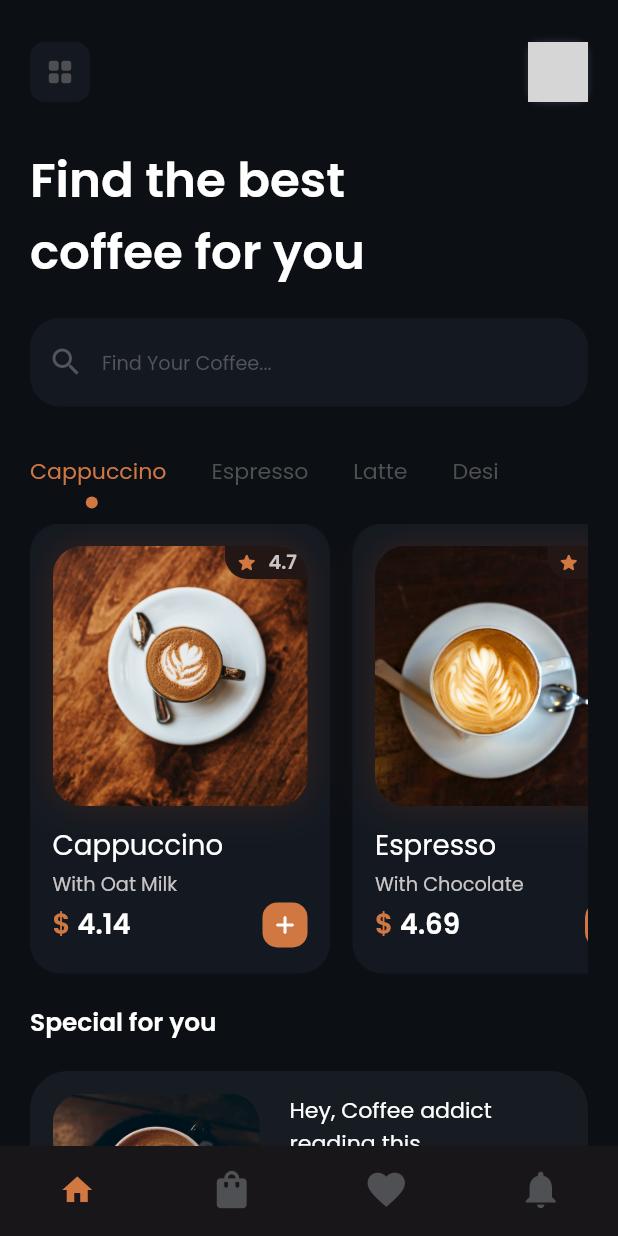
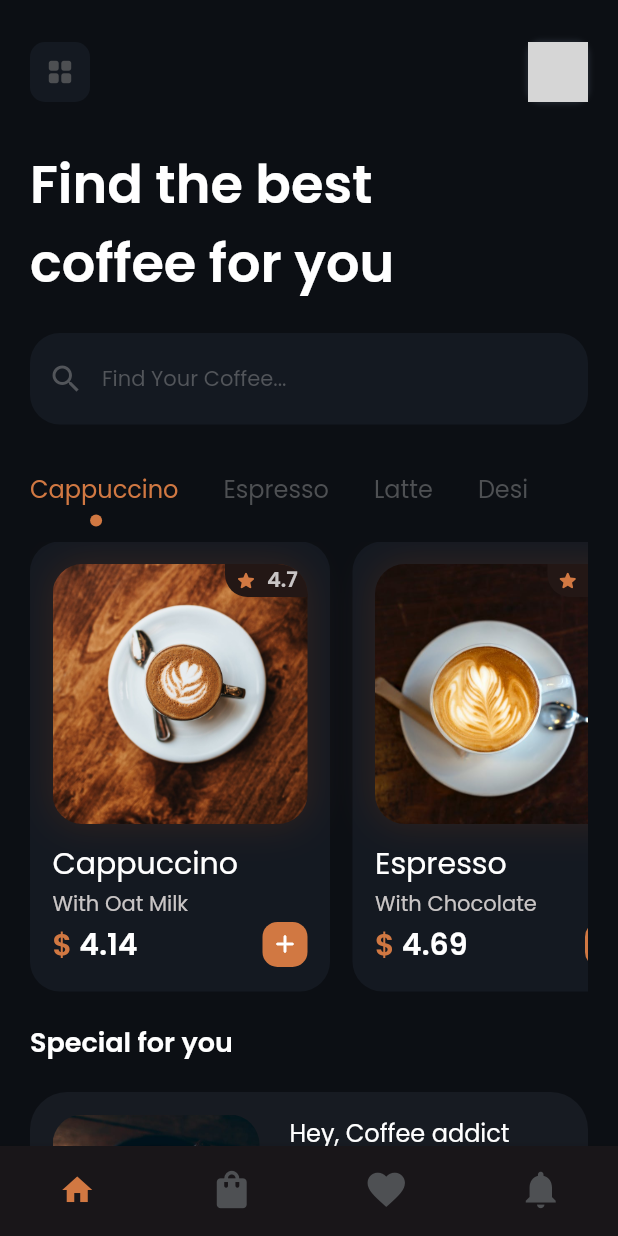
Before and after one commit to zyllus17/coffee_app_ui, a Flutter app: the screen it shows after launch, on a phone screen of 412 x 824 dp. Run offline on Flutter 3.47's test engine with Material 2 defaults, Android fonts, the phone set to English and light mode, and no system bars; our stand-ins replace flutter_screenutil; grey boxes are pictures that could not be loaded.

Commit message:
Updated designSize

```diff
--- a/lib/main.dart
+++ b/lib/main.dart
@@ -13,7 +13,7 @@ class MyApp extends StatelessWidget {
   @override
   Widget build(BuildContext context) {
     return ScreenUtilInit(
-      designSize: const Size(411, 895),
+      designSize: const Size(411, 823),
       minTextAdapt: true,
       splitScreenMode: true,
       builder: () => MaterialApp(
```
